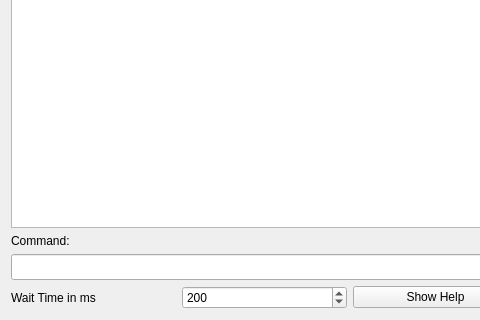
KAYA-Instruments/SDI-Control-Point, file dct_widgets/debugterminal/debugterminal.ui: the form before one commit; both pictures show x 0 to 480 and y 580 to 900 of the 700 by 900 pixel window.
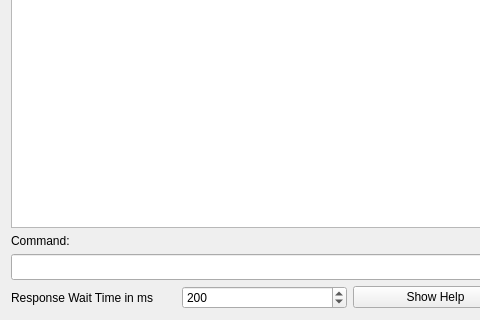
The form after the commit. Icons and pictures are not drawn.

Commit message:
Changes to the Debug Terminal
- Made receiving answers more robust, increased default timeout to 500ms

Patch:
```diff
--- a/dct_widgets/debugterminal/debugterminal.ui
+++ b/dct_widgets/debugterminal/debugterminal.ui
@@ -62,7 +62,7 @@
      <item>
       <widget class="QLabel" name="lblWaitTime">
        <property name="text">
-        <string>Wait Time in ms</string>
+        <string>Response Wait Time in ms</string>
        </property>
       </widget>
      </item>
```
The commit also changes 2 other files.
